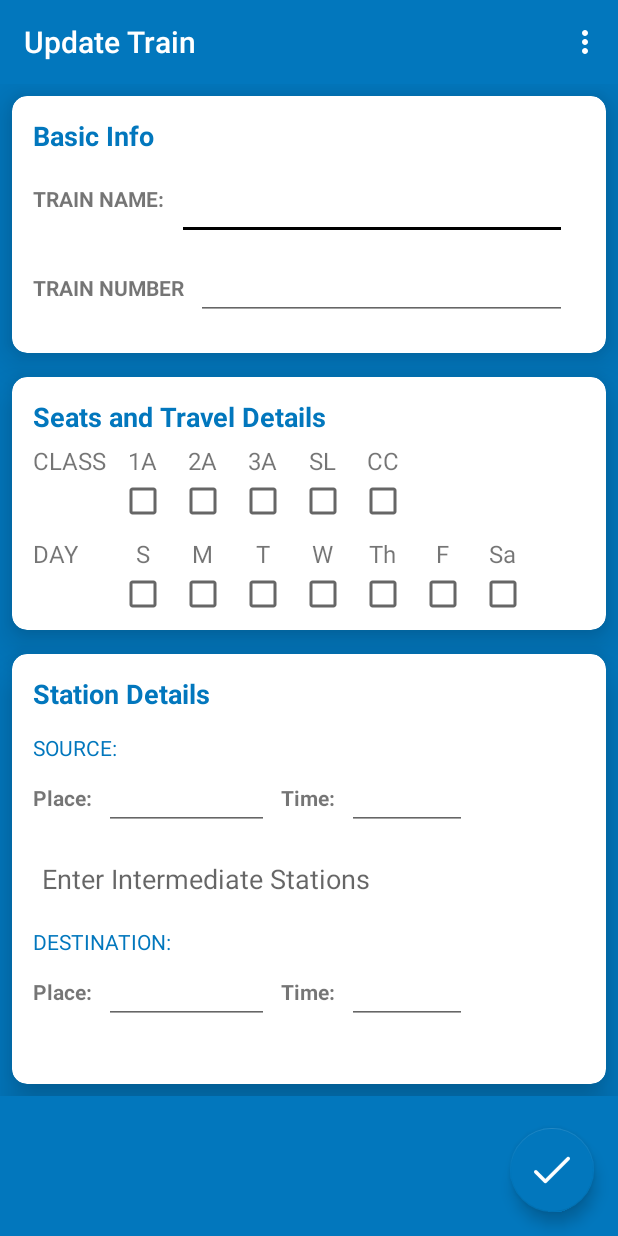
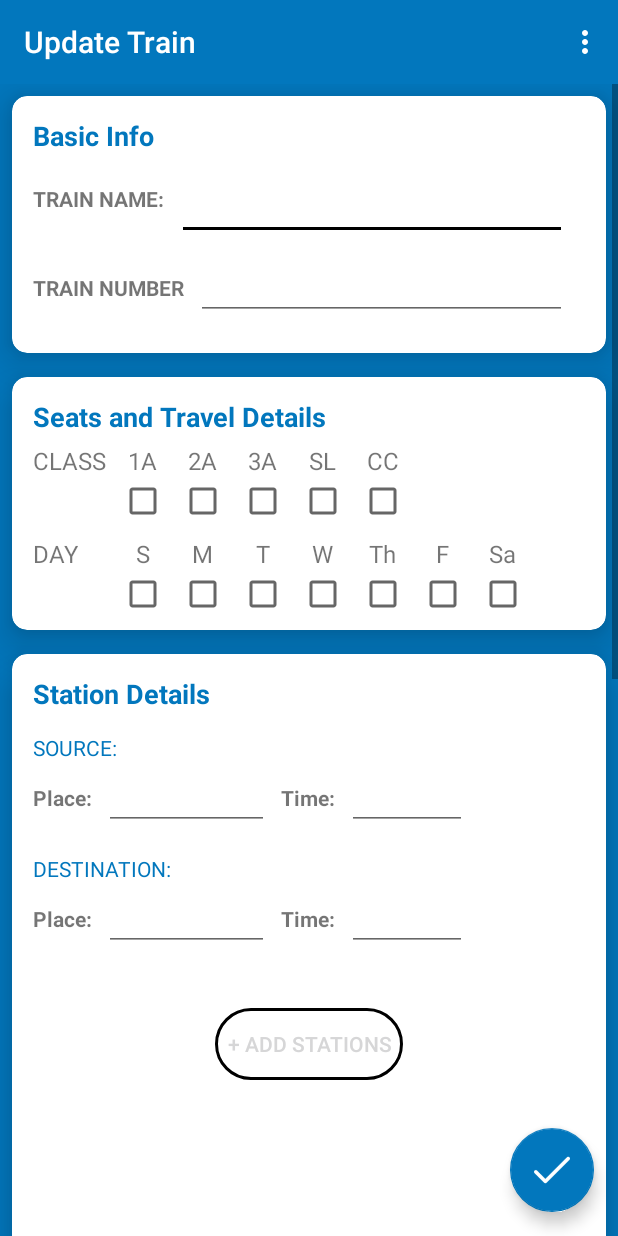
Before and after one commit to PraSoonGosWami/railwayReservation, an Android app: the TrainAddActivity screen opened directly, with no data from a screen before it, on a phone screen of 412 x 824 dp. Run offline under Robolectric (Android 15) with nearby library versions, the phone set to English and light mode, and no system bars; our stand-ins replace Firebase (no records; nobody signed in at launch, a user with empty details on screens opened directly); libraries missing offline, so code that uses them is left out: com.yarolegovich.lovelydialog; 3 statements that could not run were skipped.

Commit message:
Admin side todo

```diff
--- a/app/src/main/res/layout/activity_train_add.xml
+++ b/app/src/main/res/layout/activity_train_add.xml
@@ -20,14 +20,16 @@
         app:elevation="6dp"
         android:src="@drawable/tick" />
 
+
+
+
     <ScrollView
         android:layout_width="match_parent"
-        android:layout_height="match_parent">
+        android:layout_height="wrap_content">
         <LinearLayout
             android:layout_width="match_parent"
             android:layout_height="wrap_content"
             android:orientation="vertical">
-
             <android.support.v7.widget.CardView
                 android:layout_width="match_parent"
                 android:layout_height="wrap_content"
@@ -699,21 +701,6 @@
                         </LinearLayout>
 
                     </LinearLayout>
-                    <ListView
-                        android:id="@+id/staionsListView"
-                        android:layout_width="match_parent"
-                        android:layout_height="wrap_content">
-                    </ListView>
-                    <EditText
-                        android:id="@+id/addStaions"
-                        android:layout_width="match_parent"
-                        android:layout_height="wrap_content"
-                        android:layout_margin="6dp"
-                        android:maxLines="1"
-                        android:hint="Enter Intermediate Stations"
-                        android:hapticFeedbackEnabled="true"
-                        android:background="@android:color/transparent"
-                        android:padding="6dp"/>
                     <LinearLayout
                         android:layout_width="match_parent"
                         android:layout_height="wrap_content"
@@ -766,6 +753,25 @@
 
                     </LinearLayout>
 
+                    <Button
+                        android:id="@+id/addStaions"
+                        android:layout_width="wrap_content"
+                        android:layout_height="wrap_content"
+                        android:text="+ Add Stations"
+                        android:textColor="@color/black"
+                        android:layout_gravity="center"
+                        android:layout_margin="6dp"
+                        android:hapticFeedbackEnabled="true"
+                        android:background="@drawable/rounded_button_transparent"
+                        android:padding="8dp"/>
+
+
+                    <ListView
+                        android:id="@+id/staionsListView"
+                        android:layout_width="match_parent"
+                        android:layout_height="800dp">
+                    </ListView>
+
 
 
 
@@ -773,9 +779,6 @@
 
                 </LinearLayout>
             </android.support.v7.widget.CardView>
-
-
-
         </LinearLayout>
 
     </ScrollView>
@@ -783,4 +786,5 @@
 
 
 
+
 </RelativeLayout>
```
Also changed, not shown: app/src/main/java/com/invaderx/railway/activity/TrainAddActivity.java (+28 -23 lines).
